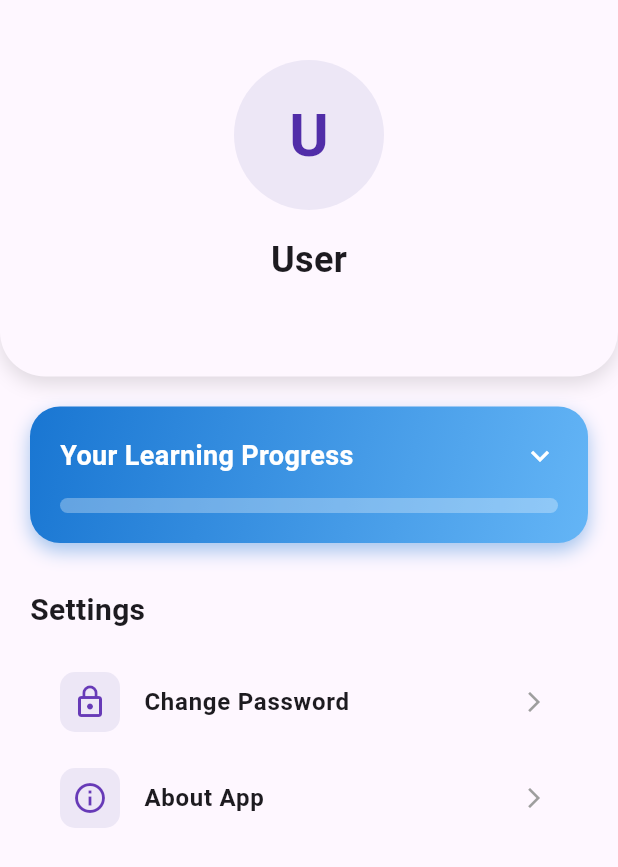
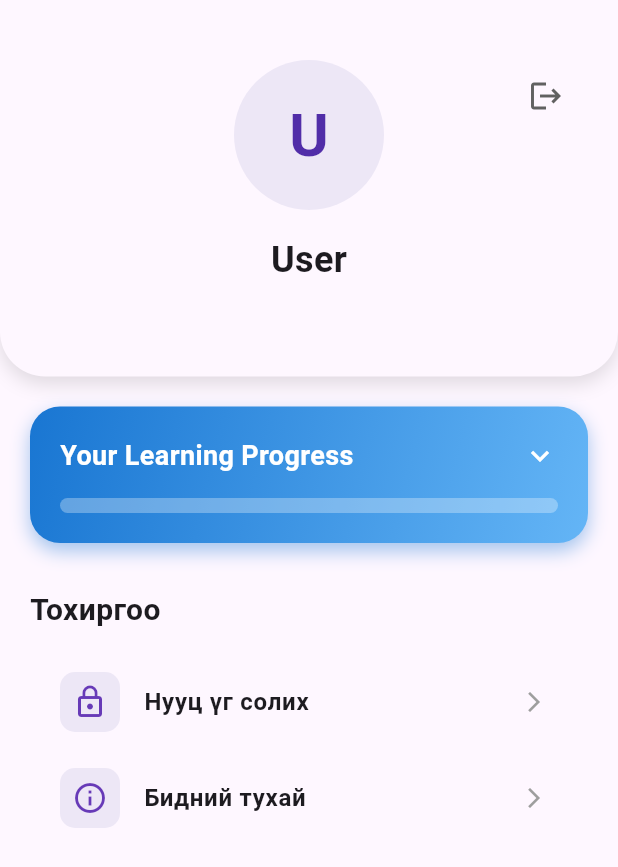
Before and after one commit to Nukeeowo/doortoprogramming, a Flutter app: the ProfilePage screen opened directly, on a phone screen of 412 x 824 dp. Shown: the top 867 px of the screen. Run offline on Flutter 3.47's test engine with Material 3 defaults, Android fonts, the phone set to English and light mode, and no system bars; our stand-ins replace cloud_firestore, firebase_auth, firebase_core, flutter_secure_storage, shimmer, sqflite; accounts and stored records are empty; network calls fail.

Commit message:
Fixed localization, added logout button, UI changes.

```diff
--- a/lib/Registry/login_page.dart
+++ b/lib/Registry/login_page.dart
@@ -36,7 +36,7 @@ class _LoginPageState extends State<LoginPage> {
       } else {
         if (mounted) {
           ScaffoldMessenger.of(context).showSnackBar(
-            const SnackBar(content: Text('Invalid email or password')),
+            const SnackBar(content: Text('Нууц үг эсвэл цахим шуудан буруу байна.')),
           );
         }
       }
@@ -65,7 +65,7 @@ class _LoginPageState extends State<LoginPage> {
                 controller: _emailController,
                 style: const TextStyle(color: blue),
                 decoration: InputDecoration(
-                  hintText: 'И-мэйл хаяг',
+                  hintText: 'Цахим шуудан',
                   hintStyle: TextStyle(color: blue.withOpacity(0.6)),
                   filled: true,
                   fillColor: lightBlue,
@@ -114,7 +114,7 @@ class _LoginPageState extends State<LoginPage> {
                 onPressed: () => Navigator.push(context, MaterialPageRoute(builder: (_) => const RegisterPage())),
                 child: RichText(
                   text: TextSpan(
-                    text: 'Хэрэв аккоунт байхгүй бол? ',
+                    text: 'Хэрэв хаяг байхгүй бол? ',
                     style: const TextStyle(color: Colors.black54, fontSize: 14),
                     children: [TextSpan(text: 'Бүртгүүлэх', style: TextStyle(color: blue, fontWeight: FontWeight.bold))],
                   ),
--- a/lib/Registry/register_page.dart
+++ b/lib/Registry/register_page.dart
@@ -21,7 +21,7 @@ class _RegisterPageState extends State<RegisterPage> {
   void _register() async {
     if (_emailController.text.isEmpty || _passwordController.text.isEmpty) {
       ScaffoldMessenger.of(context).showSnackBar(
-        const SnackBar(content: Text('Please fill in all fields.')),
+        const SnackBar(content: Text('Бүх талбарыг дүүргэнэ үү.')),
       );
       return;
     }
@@ -38,7 +38,7 @@ class _RegisterPageState extends State<RegisterPage> {
 
       if (mounted) {
         ScaffoldMessenger.of(context).showSnackBar(
-            const SnackBar(content: Text('Registration successful! Please log in.')));
+            const SnackBar(content: Text('Амжилттай бүртгэгдлээ. Нэвтэрч орно уу.')));
         Navigator.pushReplacement(
           context,
           MaterialPageRoute(builder: (_) => const LoginPage()),
--- a/lib/Registry/reset_password_page.dart
+++ b/lib/Registry/reset_password_page.dart
@@ -25,14 +25,14 @@ class _ResetPasswordPageState extends State<ResetPasswordPage> {
         _passwordController.text.isEmpty ||
         _confirmController.text.isEmpty) {
       ScaffoldMessenger.of(context).showSnackBar(
-        const SnackBar(content: Text('Please fill in all fields.')),
+        const SnackBar(content: Text('Бүх талбарыг дүүргэнэ үү.')),
       );
       return;
     }
 
     if (_passwordController.text != _confirmController.text) {
       ScaffoldMessenger.of(context).showSnackBar(
-        const SnackBar(content: Text('Passwords do not match.')),
+        const SnackBar(content: Text('Нууц үгүүд таарахгүй байна.')),
       );
       return;
     }
@@ -44,7 +44,7 @@ class _ResetPasswordPageState extends State<ResetPasswordPage> {
 
     if (isSuccess) {
       ScaffoldMessenger.of(context).showSnackBar(
-        const SnackBar(content: Text('Password reset link sent to your email!')),
+        const SnackBar(content: Text('Нууц үг солих линк амжилттай илгээгдлээ.')),
       );
       // 2. Navigate back to the login page
       Navigator.pushReplacement(
@@ -53,7 +53,7 @@ class _ResetPasswordPageState extends State<ResetPasswordPage> {
       );
     } else {
       ScaffoldMessenger.of(context).showSnackBar(
-        const SnackBar(content: Text('Failed to send reset email. User not found.')),
+        const SnackBar(content: Text('Хэрэглэгч олдсонгүй. Цахим шуудангаа дахин шалгана уу.')),
       );
     }
   }
@@ -87,7 +87,7 @@ class _ResetPasswordPageState extends State<ResetPasswordPage> {
                 controller: _emailController,
                 style: const TextStyle(color: blue),
                 decoration: InputDecoration(
-                  hintText: 'Email', // Placeholder text
+                  hintText: 'Цахим шуудан', // Placeholder text
                   hintStyle: TextStyle(color: blue.withOpacity(0.6)),
                   filled: true,
                   fillColor: lightBlue,
--- a/lib/Registry/splash_screen.dart
+++ b/lib/Registry/splash_screen.dart
@@ -232,14 +232,14 @@ class _SplashScreenState extends State<SplashScreen>
                         // 1. Login Button (Нэвтрэх)
                         _buildPrimaryButton(
                           onPressed: () => _navigateTo(const LoginPage()),
-                          label: 'НэвтРЭХ',
+                          label: 'Нэвтрэх',
                         ),
                         const SizedBox(height: 15),
 
                         // 2. Register Button (Бүртгүүлэх)
                         _buildSecondaryButton(
                           onPressed: () => _navigateTo(const RegisterPage()),
-                          label: 'БҮРТГҮҮЛЭХ',
+                          label: 'Бүртгүүлэх',
                         ),
                         const SizedBox(height: 30),
 
--- a/lib/Screens/change_password_page.dart
+++ b/lib/Screens/change_password_page.dart
@@ -25,7 +25,7 @@ class _ChangePasswordPageState extends State<ChangePasswordPage> {
 
           if (mounted) {
             ScaffoldMessenger.of(context).showSnackBar(
-              const SnackBar(content: Text('Password updated successfully!')),
+              const SnackBar(content: Text('Нууц үг амжилттай солигдлоо')),
             );
             Navigator.pop(context);
           }
@@ -35,7 +35,7 @@ class _ChangePasswordPageState extends State<ChangePasswordPage> {
           // If the user hasn't logged in recently, Firebase requires re-authentication
           if (e.code == 'requires-recent-login') {
             ScaffoldMessenger.of(context).showSnackBar(
-              const SnackBar(content: Text('Please log out and log in again to change your password.')),
+              const SnackBar(content: Text('Нууц үгээ солихын тулд системээс гарч дахин нэвтэрнэ үү.')),
             );
           } else {
             ScaffoldMessenger.of(context).showSnackBar(
@@ -46,7 +46,7 @@ class _ChangePasswordPageState extends State<ChangePasswordPage> {
       } catch (e) {
         if (mounted) {
           ScaffoldMessenger.of(context).showSnackBar(
-            const SnackBar(content: Text('An error occurred.')),
+            const SnackBar(content: Text('Алдаа гарлаа.')),
           );
         }
       } finally {
@@ -58,7 +58,7 @@ class _ChangePasswordPageState extends State<ChangePasswordPage> {
   @override
   Widget build(BuildContext context) {
     return Scaffold(
-      appBar: AppBar(title: const Text("Change Password")),
+      appBar: AppBar(title: const Text("Нууц үг солих")),
       body: Padding(
         padding: const EdgeInsets.all(20.0),
         child: Form(
@@ -69,23 +69,23 @@ class _ChangePasswordPageState extends State<ChangePasswordPage> {
                 controller: _newPasswordController,
                 obscureText: true,
                 decoration: const InputDecoration(
-                  labelText: "New Password",
+                  labelText: "Шинэ нууц үг",
                   border: OutlineInputBorder(),
                   prefixIcon: Icon(Icons.lock),
                 ),
-                validator: (val) => val != null && val.length < 6 ? "Password must be 6+ chars" : null,
+                validator: (val) => val != null && val.length < 6 ? "Нууц үг 6 тэмдэгтээс их байх ёстой." : null,
               ),
               const SizedBox(height: 20),
               TextFormField(
                 controller: _confirmPasswordController,
                 obscureText: true,
                 decoration: const InputDecoration(
-                  labelText: "Confirm Password",
+                  labelText: "Дахин давтах",
                   border: OutlineInputBorder(),
                   prefixIcon: Icon(Icons.lock_outline),
                 ),
                 validator: (val) {
-                  if (val != _newPasswordController.text) return "Passwords do not match";
+                  if (val != _newPasswordController.text) return "Нууц үг таарахгүй байна.";
                   return null;
                 },
               ),
@@ -101,7 +101,7 @@ class _ChangePasswordPageState extends State<ChangePasswordPage> {
                   ),
                   child: _isLoading
                       ? const CircularProgressIndicator(color: Colors.white)
-                      : const Text("Update Password"),
+                      : const Text("Нууц үг шинэчлэх"),
                 ),
               ),
             ],
--- a/lib/Screens/profile_page.dart
+++ b/lib/Screens/profile_page.dart
@@ -2,7 +2,8 @@ import 'package:flutter/material.dart';
 import 'package:firebase_auth/firebase_auth.dart';
 import 'package:door_to_programming/Services/firestoreService.dart';
 import 'package:door_to_programming/Lessons/lesson_data.dart';
-import 'change_password_page.dart'; // Import the new page
+import 'package:door_to_programming/Registry/login_page.dart'; // <--- IMPORT LOGIN PAGE
+import 'change_password_page.dart';
 
 class ProfilePage extends StatefulWidget {
   const ProfilePage({super.key});
@@ -15,12 +16,23 @@ class _ProfilePageState extends State<ProfilePage> {
   final FirestoreService _firestoreService = FirestoreService();
   bool _isProgressExpanded = false;
 
+  // --- NEW: Logout Logic ---
+  void _logout() async {
+    await FirebaseAuth.instance.signOut();
+    if (mounted) {
+      Navigator.of(context).pushAndRemoveUntil(
+        MaterialPageRoute(builder: (_) => const LoginPage()),
+        (route) => false, // Remove all previous routes so user can't go back
+      );
+    }
+  }
+
   @override
   Widget build(BuildContext context) {
     final User? currentUser = FirebaseAuth.instance.currentUser;
 
     if (currentUser == null) {
-      return const Center(child: Text("Please sign in to view your profile."));
+      return const Center(child: Text("Нэвтрэн хэрэглэгчийн мэдээллийг харна уу."));
     }
 
     String userName = currentUser.displayName ?? currentUser.email?.split('@').first ?? 'User';
@@ -28,7 +40,6 @@ class _ProfilePageState extends State<ProfilePage> {
     final String userEmail = currentUser.email ?? 'No Email Provided';
 
     return Scaffold(
-      // Background color adapts to theme automatically now
       body: SingleChildScrollView(
         padding: const EdgeInsets.only(bottom: 100),
         child: Column(
@@ -38,12 +49,18 @@ class _ProfilePageState extends State<ProfilePage> {
               width: double.infinity,
               padding: const EdgeInsets.fromLTRB(24, 40, 24, 40),
               decoration: BoxDecoration(
-                color: Theme.of(context).cardColor, // Adapts to theme
+                color: Theme.of(context).cardColor,
                 borderRadius: const BorderRadius.vertical(bottom: Radius.circular(30)),
                 boxShadow: const [
                   BoxShadow(color: Colors.black12, blurRadius: 10, offset: Offset(0, 5))
                 ],
               ),
+              // Use Stack to position the logout button
+              child: Stack(
+                children: [
+                  // 1. Centered User Info
+                  Align(
+                    alignment: Alignment.center,
                     child: Column(
                       children: [
                         CircleAvatar(
@@ -73,6 +90,20 @@ class _ProfilePageState extends State<ProfilePage> {
                     ),
                   ),
 
+                  // 2. Logout Button (Top Right)
+                  Positioned(
+                    right: 0,
+                    top: 0,
+                    child: IconButton(
+                      icon: Icon(Icons.logout, color: Colors.grey.shade700),
+                      tooltip: "Гарах",
+                      onPressed: _logout,
+                    ),
+                  ),
+                ],
+              ),
+            ),
+
             const SizedBox(height: 20),
 
             // --- Interactive Progress Bar ---
@@ -90,15 +121,14 @@ class _ProfilePageState extends State<ProfilePage> {
                 crossAxisAlignment: CrossAxisAlignment.start,
                 children: [
                   const Text(
-                    "Settings",
+                    "Тохиргоо",
                     style: TextStyle(fontSize: 20, fontWeight: FontWeight.bold),
                   ),
                   const SizedBox(height: 15),
 
-                  // 1. Change Password
                   _buildSettingTile(
                     icon: Icons.lock_outline,
-                    title: "Change Password",
+                    title: "Нууц үг солих",
                     onTap: () {
                       Navigator.push(
                         context,
@@ -107,10 +137,9 @@ class _ProfilePageState extends State<ProfilePage> {
                     },
                   ),
 
-                  // 3. About App
                   _buildSettingTile(
                     icon: Icons.info_outline,
-                    title: "About App",
+                    title: "Бидний тухай",
                     onTap: () {
                       showAboutDialog(
                         context: context,
@@ -125,9 +154,9 @@ class _ProfilePageState extends State<ProfilePage> {
                           child: const Icon(Icons.code, color: Colors.white),
                         ),
                         children: [
-                          const Text("This app helps you learn programming languages like Java, Python, and more with interactive lessons and quizzes."),
+                          const Text("Энэ апп нь Java, Python зэрэг программчлалын хэлүүдийг интерактив хичээлүүд болон сорилуудаар сурч эзэмшихэд тань тусалдаг."),
                           const SizedBox(height: 10),
-                          const Text("© 2024 Door to Programming Inc."),
+                          const Text("© 2025 Мобайл технологи бие даалт."),
                         ],
                       );
                     },
@@ -141,7 +170,7 @@ class _ProfilePageState extends State<ProfilePage> {
     );
   }
 
-  // Helper Widgets
+  // --- Helper Widgets ---
   Widget _buildInteractiveProgressCard(String uid) {
     final totalLessons = allLanguagesWithLessons.fold<int>(0, (sum, lang) => sum + lang.lessons.length);
 
@@ -218,19 +247,19 @@ class _ProfilePageState extends State<ProfilePage> {
                           children: [
                             _buildStatColumn(
                               count: completedCount.toString(),
-                              label: "Completed",
+                              label: "Дууссан",
                               icon: Icons.check_circle_outline,
                             ),
                             Container(width: 1, height: 40, color: Colors.white24),
                             _buildStatColumn(
                               count: "$percentageString%",
-                              label: "Progress",
+                              label: "Явц",
                               icon: Icons.trending_up,
                             ),
                             Container(width: 1, height: 40, color: Colors.white24),
                              _buildStatColumn(
                               count: totalLessons.toString(),
-                              label: "Total Goals",
+                              label: "Нийт",
                               icon: Icons.flag_outlined,
                             ),
                           ],
@@ -271,7 +300,7 @@ class _ProfilePageState extends State<ProfilePage> {
   Widget _buildSettingTile({required IconData icon, required String title, required VoidCallback onTap}) {
     return Card(
       elevation: 0,
-      color: Theme.of(context).cardColor, // Adapts to theme
+      color: Theme.of(context).cardColor,
       shape: RoundedRectangleBorder(borderRadius: BorderRadius.circular(15)),
       child: ListTile(
         leading: Container(
```
Also changed, not shown: lib/Screens/home_page.dart (+29 -42 lines). Lines whose indentation alone changed are shown as unchanged.
